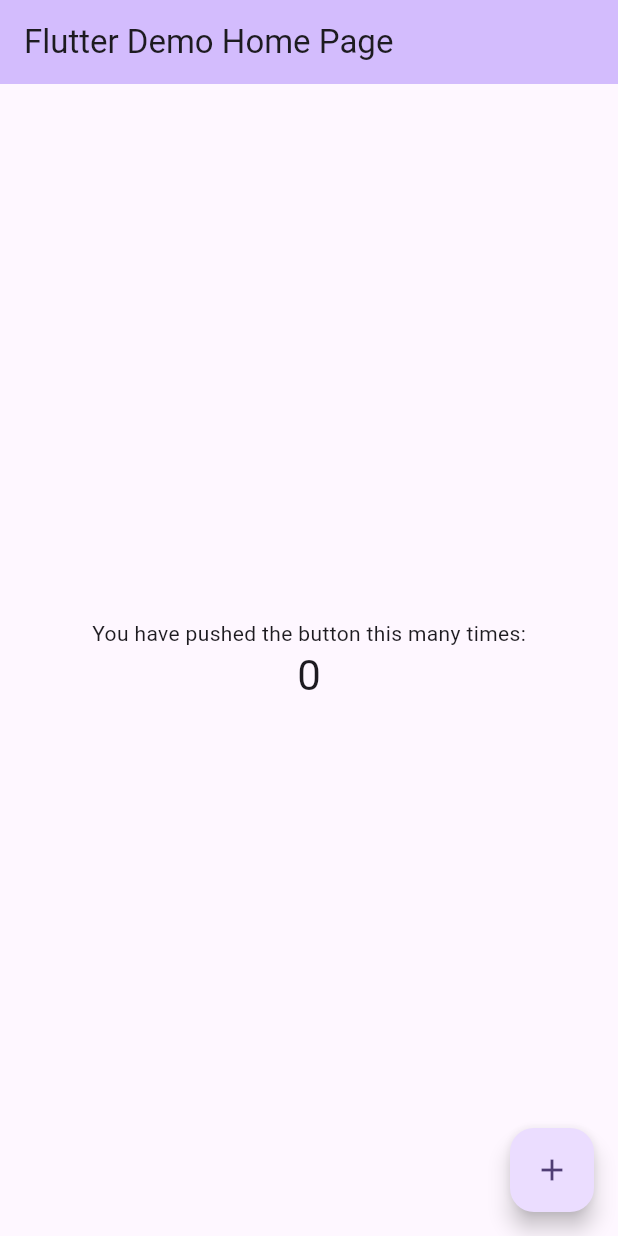
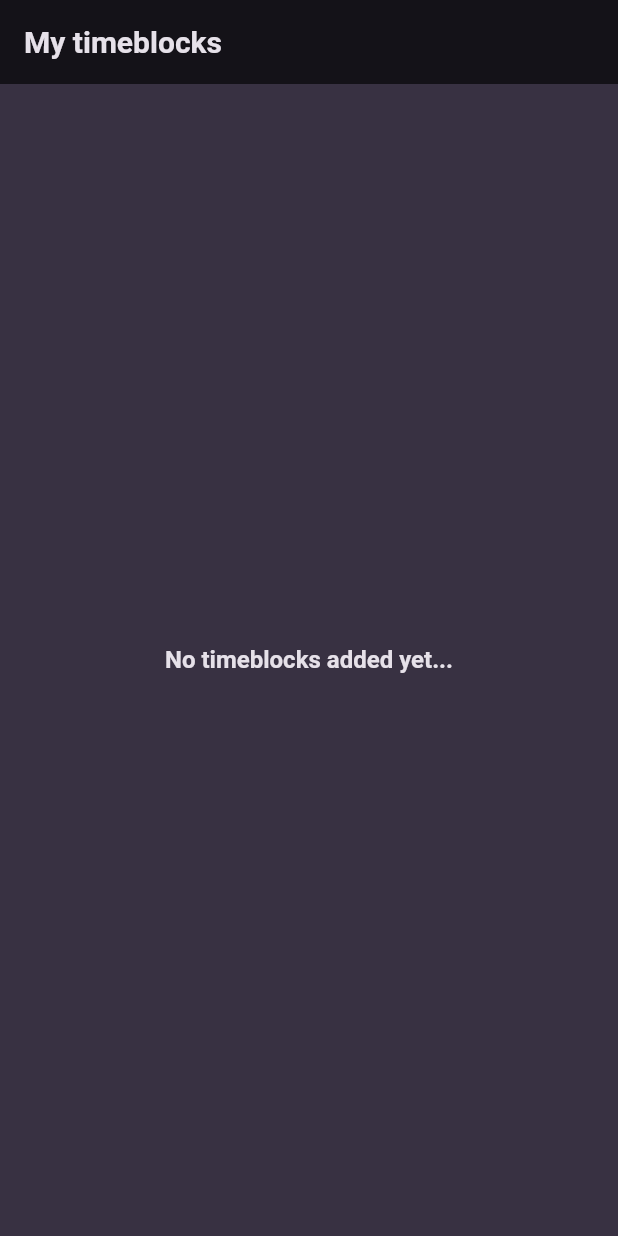
Before and after one commit to ssh0119/timeblocks, a Flutter app: the screen it shows after launch, on a phone screen of 412 x 824 dp. Run offline on Flutter 3.47's test engine with Material 2 defaults, Android fonts, the phone set to English and light mode, and no system bars; our stand-ins replace google_fonts.

Commit message:
Create initial timeblocks list screen

```diff
--- a/lib/main.dart
+++ b/lib/main.dart
@@ -1,4 +1,30 @@
 import 'package:flutter/material.dart';
+import 'package:google_fonts/google_fonts.dart';
+
+import 'package:timeblocks/screens/timeblocks_list_screen.dart';
+
+final colorScheme = ColorScheme.fromSeed(
+  brightness: Brightness.dark,
+  seedColor: const Color.fromARGB(255, 102, 6, 247),
+  background: const Color.fromARGB(255, 56, 49, 66),
+);
+
+final theme = ThemeData().copyWith(
+  useMaterial3: true,
+  scaffoldBackgroundColor: colorScheme.background,
+  colorScheme: colorScheme,
+  textTheme: GoogleFonts.ubuntuCondensedTextTheme().copyWith(
+    titleSmall: GoogleFonts.ubuntuCondensed(
+      fontWeight: FontWeight.bold,
+    ),
+    titleMedium: GoogleFonts.ubuntuCondensed(
+      fontWeight: FontWeight.bold,
+    ),
+    titleLarge: GoogleFonts.ubuntuCondensed(
+      fontWeight: FontWeight.bold,
+    ),
+  ),
+);
 
 void main() {
   runApp(const MyApp());
@@ -7,119 +33,12 @@ void main() {
 class MyApp extends StatelessWidget {
   const MyApp({super.key});
 
-  // This widget is the root of your application.
   @override
   Widget build(BuildContext context) {
     return MaterialApp(
-      title: 'Flutter Demo',
-      theme: ThemeData(
-        // This is the theme of your application.
-        //
-        // TRY THIS: Try running your application with "flutter run". You'll see
-        // the application has a blue toolbar. Then, without quitting the app,
-        // try changing the seedColor in the colorScheme below to Colors.green
-        // and then invoke "hot reload" (save your changes or press the "hot
-        // reload" button in a Flutter-supported IDE, or press "r" if you used
-        // the command line to start the app).
-        //
-        // Notice that the counter didn't reset back to zero; the application
-        // state is not lost during the reload. To reset the state, use hot
-        // restart instead.
-        //
-        // This works for code too, not just values: Most code changes can be
-        // tested with just a hot reload.
-        colorScheme: ColorScheme.fromSeed(seedColor: Colors.deepPurple),
-        useMaterial3: true,
-      ),
-      home: const MyHomePage(title: 'Flutter Demo Home Page'),
+      title: 'Timeblocks',
+      theme: theme,
+      home: TimeblocksListScreen(),
     );
   }
 }
-
-class MyHomePage extends StatefulWidget {
-  const MyHomePage({super.key, required this.title});
-
-  // This widget is the home page of your application. It is stateful, meaning
-  // that it has a State object (defined below) that contains fields that affect
-  // how it looks.
-
-  // This class is the configuration for the state. It holds the values (in this
-  // case the title) provided by the parent (in this case the App widget) and
-  // used by the build method of the State. Fields in a Widget subclass are
-  // always marked "final".
-
-  final String title;
-
-  @override
-  State<MyHomePage> createState() => _MyHomePageState();
-}
-
-class _MyHomePageState extends State<MyHomePage> {
-  int _counter = 0;
-
-  void _incrementCounter() {
-    setState(() {
-      // This call to setState tells the Flutter framework that something has
-      // changed in this State, which causes it to rerun the build method below
-      // so that the display can reflect the updated values. If we changed
-      // _counter without calling setState(), then the build method would not be
-      // called again, and so nothing would appear to happen.
-      _counter++;
-    });
-  }
-
-  @override
-  Widget build(BuildContext context) {
-    // This method is rerun every time setState is called, for instance as done
-    // by the _incrementCounter method above.
-    //
-    // The Flutter framework has been optimized to make rerunning build methods
-    // fast, so that you can just rebuild anything that needs updating rather
-    // than having to individually change instances of widgets.
-    return Scaffold(
-      appBar: AppBar(
-        // TRY THIS: Try changing the color here to a specific color (to
-        // Colors.amber, perhaps?) and trigger a hot reload to see the AppBar
-        // change color while the other colors stay the same.
-        backgroundColor: Theme.of(context).colorScheme.inversePrimary,
-        // Here we take the value from the MyHomePage object that was created by
-        // the App.build method, and use it to set our appbar title.
-        title: Text(widget.title),
-      ),
-      body: Center(
-        // Center is a layout widget. It takes a single child and positions it
-        // in the middle of the parent.
-        child: Column(
-          // Column is also a layout widget. It takes a list of children and
-          // arranges them vertically. By default, it sizes itself to fit its
-          // children horizontally, and tries to be as tall as its parent.
-          //
-          // Column has various properties to control how it sizes itself and
-          // how it positions its children. Here we use mainAxisAlignment to
-          // center the children vertically; the main axis here is the vertical
-          // axis because Columns are vertical (the cross axis would be
-          // horizontal).
-          //
-          // TRY THIS: Invoke "debug painting" (choose the "Toggle Debug Paint"
-          // action in the IDE, or press "p" in the console), to see the
-          // wireframe for each widget.
-          mainAxisAlignment: MainAxisAlignment.center,
-          children: <Widget>[
-            const Text(
-              'You have pushed the button this many times:',
-            ),
-            Text(
-              '$_counter',
-              style: Theme.of(context).textTheme.headlineMedium,
-            ),
-          ],
-        ),
-      ),
-      floatingActionButton: FloatingActionButton(
-        onPressed: _incrementCounter,
-        tooltip: 'Increment',
-        child: const Icon(Icons.add),
-      ), // This trailing comma makes auto-formatting nicer for build methods.
-    );
-  }
-}
--- /dev/null
+++ b/lib/screens/timeblocks_list_screen.dart
@@ -0,0 +1,23 @@
+import 'package:flutter/material.dart';
+
+class TimeblocksListScreen extends StatelessWidget {
+  const TimeblocksListScreen({super.key});
+
+  @override
+  build(BuildContext context) {
+    return Scaffold(
+      appBar: AppBar(
+        title: const Text('My timeblocks'),
+      ),
+      body: Center(
+        child: Text(
+          'No timeblocks added yet...',
+          style: Theme.of(context)
+              .textTheme
+              .titleMedium!
+              .copyWith(color: Theme.of(context).colorScheme.onBackground),
+        ),
+      ),
+    );
+  }
+}
--- a/pubspec.yaml
+++ b/pubspec.yaml
@@ -35,6 +35,7 @@ dependencies:
   # The following adds the Cupertino Icons font to your application.
   # Use with the CupertinoIcons class for iOS style icons.
   cupertino_icons: ^1.0.2
+  google_fonts: ^5.1.0
 
 dev_dependencies:
   flutter_test:
```
Also changed, not shown: pubspec.lock, 7 other files.
